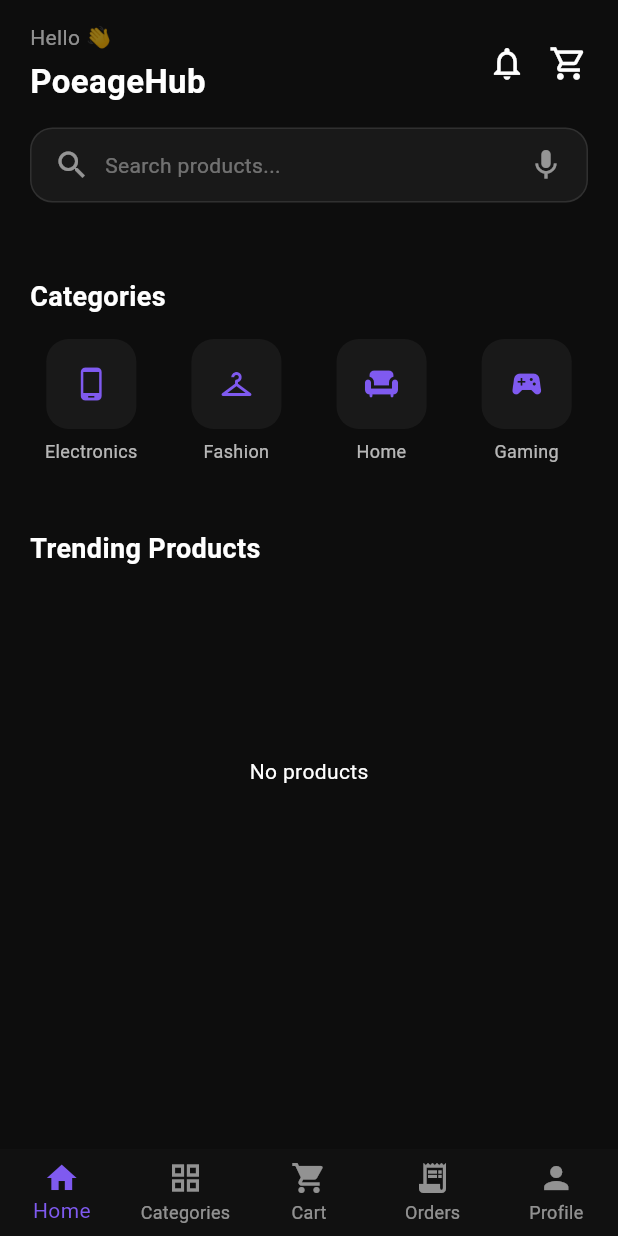
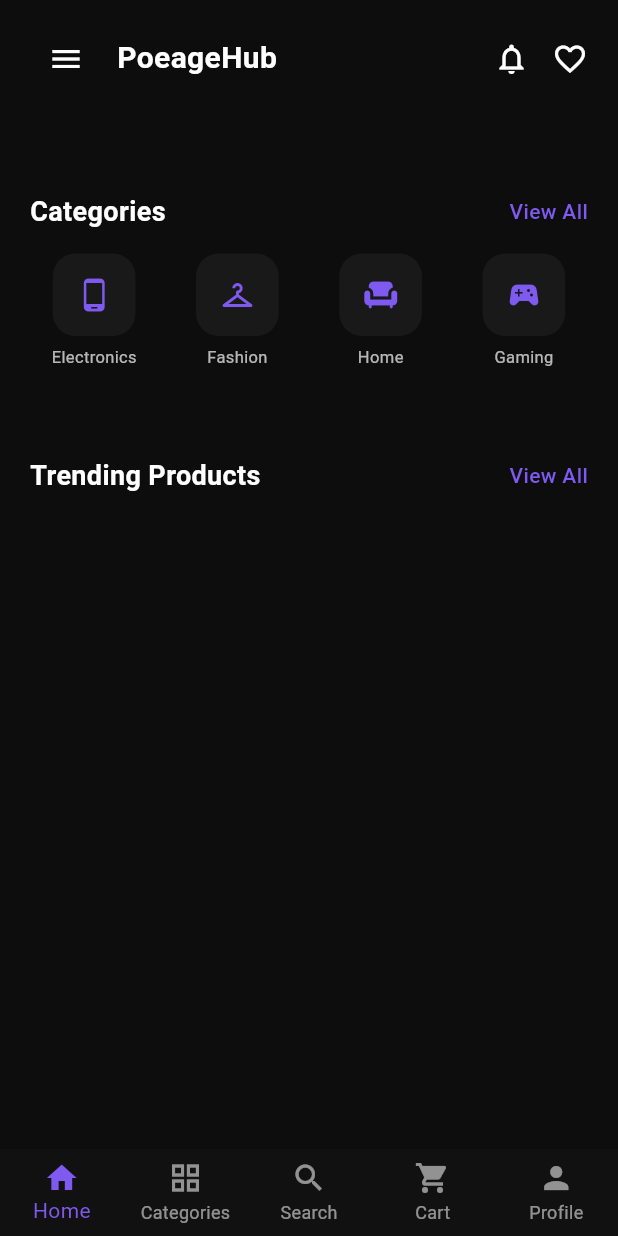
Before and after one commit to poeagetechnology/PoeageHubUserInterface, a Flutter app: the HomeScreen screen opened by its route, on a phone screen of 412 x 824 dp. Run offline on Flutter 3.47's test engine with Material 3 defaults, Android fonts, the phone set to English and light mode, and no system bars; our stand-ins replace cloud_firestore, firebase_auth, firebase_core, flutter_riverpod, google_sign_in, sign_in_with_apple; accounts and stored records are empty.

Commit message:
fourth commit

```diff
--- a/lib/screens/home/home_screen.dart
+++ b/lib/screens/home/home_screen.dart
@@ -1,19 +1,33 @@
 import 'package:flutter/material.dart';
 import 'package:flutter_riverpod/flutter_riverpod.dart';
+import 'package:firebase_auth/firebase_auth.dart';
 import 'providers/home_provider.dart';
 import 'widgets/product_card.dart';
 
-class HomeScreen extends ConsumerWidget {
+class HomeScreen extends ConsumerStatefulWidget {
   const HomeScreen({super.key});
 
   @override
-  Widget build(BuildContext context, WidgetRef ref) {
+  ConsumerState<HomeScreen> createState() => _HomeScreenState();
+}
+
+class _HomeScreenState extends ConsumerState<HomeScreen> {
+
+  int currentIndex = 0;
+  int selectedDrawerIndex = 0;
+
+  final user = FirebaseAuth.instance.currentUser;
+
+  @override
+  Widget build(BuildContext context) {
 
     final productsAsync = ref.watch(trendingProductsProvider);
     final bannerAsync = ref.watch(bannerProvider);
 
     return Scaffold(
       backgroundColor: const Color(0xFF0D0D0D),
+
+      drawer: _buildDrawer(),
 
       body: SafeArea(
         child: SingleChildScrollView(
@@ -28,18 +42,19 @@ class HomeScreen extends ConsumerWidget {
                   mainAxisAlignment: MainAxisAlignment.spaceBetween,
                   children: [
 
-                    const Column(
-                      crossAxisAlignment: CrossAxisAlignment.start,
+                    Row(
                       children: [
-                        Text(
-                          "Hello 👋",
-                          style: TextStyle(fontSize: 14, color: Colors.white54),
+                        Builder(
+                          builder: (context) => IconButton(
+                            icon: const Icon(Icons.menu, color: Colors.white),
+                            onPressed: () => Scaffold.of(context).openDrawer(),
                           ),
-                        SizedBox(height: 4),
-                        Text(
+                        ),
+                        const SizedBox(width: 10),
+                        const Text(
                           "PoeageHub",
                           style: TextStyle(
-                            fontSize: 22,
+                            fontSize: 20,
                             fontWeight: FontWeight.bold,
                             color: Colors.white,
                           ),
@@ -48,42 +63,17 @@ class HomeScreen extends ConsumerWidget {
                     ),
 
                     Row(
-                      children: [
-                        const Icon(Icons.notifications_none, color: Colors.white, size: 26),
-                        const SizedBox(width: 15),
-                        const Icon(Icons.shopping_cart_outlined, color: Colors.white, size: 26),
+                      children: const [
+                        Icon(Icons.notifications_none, color: Colors.white),
+                        SizedBox(width: 15),
+                        Icon(Icons.favorite_border, color: Colors.white),
                       ],
                     )
                   ],
                 ),
               ),
 
-              /// 🔍 SEARCH BAR (GLASS STYLE)
-              Padding(
-                padding: const EdgeInsets.symmetric(horizontal: 20),
-                child: Container(
-                  height: 50,
-                  padding: const EdgeInsets.symmetric(horizontal: 15),
-                  decoration: BoxDecoration(
-                    color: Colors.white.withOpacity(0.05),
-                    borderRadius: BorderRadius.circular(15),
-                    border: Border.all(color: Colors.white10),
-                  ),
-                  child: const Row(
-                    children: [
-                      Icon(Icons.search, color: Colors.white54),
-                      SizedBox(width: 10),
-                      Expanded(
-                        child: Text(
-                          "Search products...",
-                          style: TextStyle(color: Colors.white38),
-                        ),
-                      ),
-                      Icon(Icons.mic, color: Colors.white54),
-                    ],
-                  ),
-                ),
-              ),
+
 
               const SizedBox(height: 25),
 
@@ -113,10 +103,6 @@ class HomeScreen extends ConsumerWidget {
                             child: Image.network(
                               imageUrl,
                               fit: BoxFit.cover,
-                              errorBuilder: (_, __, ___) => Container(
-                                color: Colors.grey.shade800,
-                                child: const Icon(Icons.image, color: Colors.white54),
-                              ),
                             ),
                           ),
                         );
@@ -128,29 +114,26 @@ class HomeScreen extends ConsumerWidget {
                   height: 160,
                   child: Center(child: CircularProgressIndicator()),
                 ),
-                error: (e, _) => const SizedBox(
-                  height: 160,
-                  child: Center(child: Text("Banner Error", style: TextStyle(color: Colors.white))),
-                ),
+                error: (e, _) => const SizedBox(),
               ),
 
               const SizedBox(height: 25),
 
-              /// 🔥 SECTION TITLE
-              _sectionTitle("Categories"),
+              /// 🔥 CATEGORY TITLE
+              _sectionTitle("Categories", onTap: () {}),
 
               const SizedBox(height: 15),
 
-              /// 🔥 CATEGORIES
+              /// 🔥 CATEGORY GRID FIXED (overflow fix)
               Padding(
                 padding: const EdgeInsets.symmetric(horizontal: 20),
+                child: SizedBox(
+                  height: 110,
                   child: GridView.count(
                     crossAxisCount: 4,
-                  shrinkWrap: true,
                     physics: const NeverScrollableScrollPhysics(),
-                  mainAxisSpacing: 15,
-                  crossAxisSpacing: 15,
-                  childAspectRatio: 0.8,
+                    mainAxisSpacing: 10,
+                    crossAxisSpacing: 10,
                     children: const [
                       _CategoryItem(icon: Icons.phone_android, label: "Electronics"),
                       _CategoryItem(icon: Icons.checkroom, label: "Fashion"),
@@ -159,27 +142,21 @@ class HomeScreen extends ConsumerWidget {
                     ],
                   ),
                 ),
+              ),
 
               const SizedBox(height: 25),
 
-              _sectionTitle("Trending Products"),
+              /// 🔥 TRENDING TITLE
+              _sectionTitle("Trending Products", onTap: () {}),
 
               const SizedBox(height: 15),
 
-              /// 🔥 PRODUCTS
               SizedBox(
                 height: 240,
                 child: productsAsync.when(
-
                   data: (snapshot) {
 
                     final products = snapshot.docs;
-
-                    if (products.isEmpty) {
-                      return const Center(
-                        child: Text("No products", style: TextStyle(color: Colors.white)),
-                      );
-                    }
 
                     return ListView.builder(
                       scrollDirection: Axis.horizontal,
@@ -191,37 +168,24 @@ class HomeScreen extends ConsumerWidget {
 
                         String image = "";
                         if (product["images"] != null &&
-                            product["images"] is List &&
                             product["images"].isNotEmpty) {
                           image = product["images"][0];
                         }
-
-                        final double sellingPrice =
-                        (product["sellingPrice"] ?? 0).toDouble();
-
-                        final double specialPrice =
-                        (product["specialPrice"] ?? 0).toDouble();
 
                         return Padding(
                           padding: const EdgeInsets.only(right: 15),
                           child: ProductCard(
                             name: product["name"] ?? "",
                             image: image,
-                            sellingPrice: sellingPrice,
-                            specialPrice: specialPrice,
+                            sellingPrice: (product["sellingPrice"] ?? 0).toDouble(),
+                            specialPrice: (product["specialPrice"] ?? 0).toDouble(),
                           ),
                         );
                       },
                     );
                   },
-
-                  loading: () => const Center(
-                    child: CircularProgressIndicator(),
-                  ),
-
-                  error: (e, _) => Center(
-                    child: Text("Error: $e", style: const TextStyle(color: Colors.white)),
-                  ),
+                  loading: () => const Center(child: CircularProgressIndicator()),
+                  error: (e, _) => const SizedBox(),
                 ),
               ),
 
@@ -231,29 +195,89 @@ class HomeScreen extends ConsumerWidget {
         ),
       ),
 
-      /// 🔥 DARK BOTTOM NAV
+      /// 🔥 NAVBAR
       bottomNavigationBar: BottomNavigationBar(
         backgroundColor: const Color(0xFF111111),
         selectedItemColor: const Color(0xFF7F5AF0),
         unselectedItemColor: Colors.white54,
-        currentIndex: 0,
+        currentIndex: currentIndex,
+        onTap: (index) {
+          setState(() => currentIndex = index);
+        },
         type: BottomNavigationBarType.fixed,
         items: const [
           BottomNavigationBarItem(icon: Icon(Icons.home), label: "Home"),
           BottomNavigationBarItem(icon: Icon(Icons.grid_view), label: "Categories"),
+          BottomNavigationBarItem(icon: Icon(Icons.search), label: "Search"),
           BottomNavigationBarItem(icon: Icon(Icons.shopping_cart), label: "Cart"),
-          BottomNavigationBarItem(icon: Icon(Icons.receipt_long), label: "Orders"),
           BottomNavigationBarItem(icon: Icon(Icons.person), label: "Profile"),
         ],
       ),
     );
   }
 
-  /// 🔥 SECTION TITLE
-  Widget _sectionTitle(String title) {
+  /// 🔥 DRAWER
+  Widget _buildDrawer() {
+    return Drawer(
+      backgroundColor: const Color(0xFF111111),
+      child: Column(
+        children: [
+
+          UserAccountsDrawerHeader(
+            decoration: const BoxDecoration(color: Color(0xFF7F5AF0)),
+            accountName: Text(user?.displayName ?? "User"),
+            accountEmail: Text(user?.email ?? "No Email"),
+            currentAccountPicture: const CircleAvatar(
+              backgroundColor: Colors.white,
+              child: Icon(Icons.person, color: Colors.black),
+            ),
+          ),
+
+          _drawerItem(Icons.receipt_long, "Orders", 0),
+          _drawerItem(Icons.favorite_border, "Wishlist", 1),
+          _drawerItem(Icons.settings, "Settings", 2),
+          _drawerItem(Icons.support_agent, "Help & Support", 3),
+          _drawerItem(Icons.info_outline, "About", 4),
+
+          const Spacer(),
+
+          const Divider(color: Colors.white24),
+
+          _drawerItem(Icons.description, "Terms", 4),
+          _drawerItem(Icons.privacy_tip, "Privacy", 5),
+
+          const SizedBox(height: 10),
+        ],
+      ),
+    );
+  }
+
+  Widget _drawerItem(IconData icon, String title, int index) {
+    final isSelected = selectedDrawerIndex == index;
+
+    return ListTile(
+      leading: Icon(icon, color: isSelected ? Color(0xFF7F5AF0) : Colors.white70),
+      title: Text(
+        title,
+        style: TextStyle(
+          color: isSelected ? Color(0xFF7F5AF0) : Colors.white,
+        ),
+      ),
+      onTap: () {
+        setState(() => selectedDrawerIndex = index);
+      },
+    );
+  }
+
+  /// 🔥 SECTION TITLE WITH VIEW ALL
+  Widget _sectionTitle(String title, {VoidCallback? onTap}) {
     return Padding(
       padding: const EdgeInsets.symmetric(horizontal: 20),
-      child: Text(
+      child: Row(
+        mainAxisAlignment: MainAxisAlignment.spaceBetween,
+        children: [
+
+          Text(
             title,
             style: const TextStyle(
               color: Colors.white,
@@ -261,46 +285,46 @@ class HomeScreen extends ConsumerWidget {
               fontWeight: FontWeight.bold,
             ),
           ),
+
+          GestureDetector(
+            onTap: onTap,
+            child: const Text(
+              "View All",
+              style: TextStyle(
+                color: Color(0xFF7F5AF0),
+                fontWeight: FontWeight.w500,
+              ),
+            ),
+          )
+        ],
+      ),
     );
   }
 }
 
-/// 🔥 CATEGORY ITEM (DARK STYLE)
+/// 🔥 CATEGORY ITEM
 class _CategoryItem extends StatelessWidget {
   final IconData icon;
   final String label;
 
-  const _CategoryItem({
-    required this.icon,
-    required this.label,
-  });
+  const _CategoryItem({required this.icon, required this.label});
 
   @override
   Widget build(BuildContext context) {
-
     return Column(
       children: [
-
         Container(
-          height: 60,
-          width: 60,
+          height: 55,
+          width: 55,
           decoration: BoxDecoration(
             color: Colors.white.withOpacity(0.05),
             borderRadius: BorderRadius.circular(15),
           ),
           child: Icon(icon, color: Color(0xFF7F5AF0)),
         ),
-
         const SizedBox(height: 6),
-
-        Text(
-          label,
-          style: const TextStyle(
-            fontSize: 12,
-            color: Colors.white70,
-          ),
-          textAlign: TextAlign.center,
-        ),
+        Text(label,
+            style: const TextStyle(color: Colors.white70, fontSize: 11)),
       ],
     );
   }
```
Lines whose indentation alone changed are shown as unchanged.
